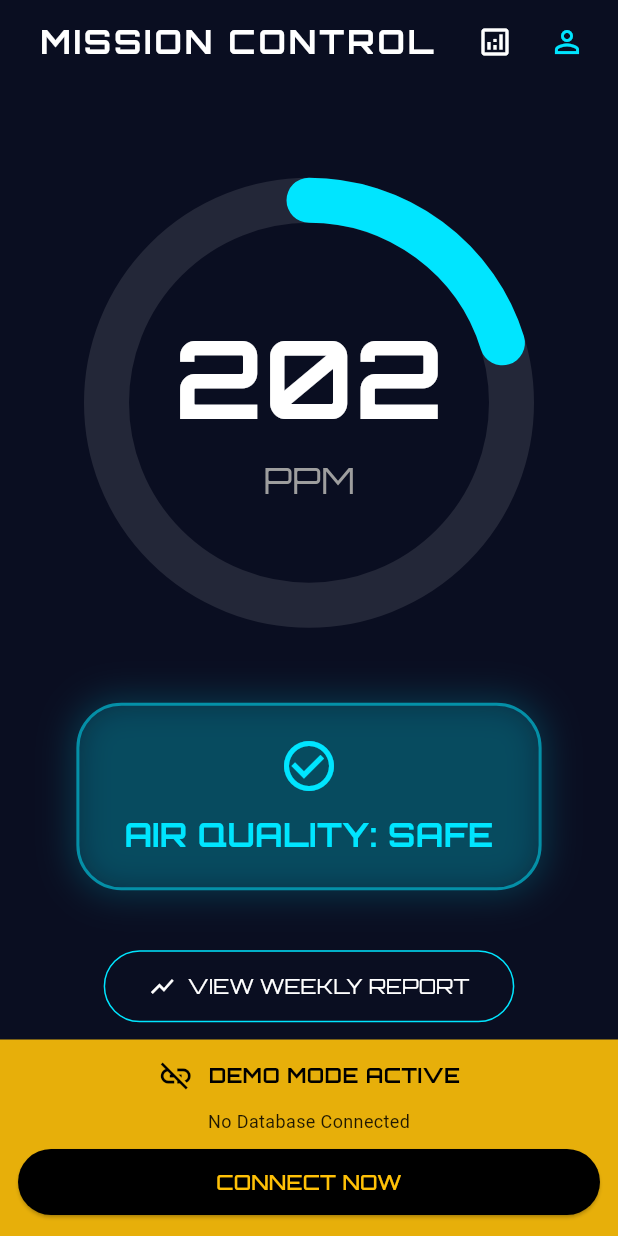
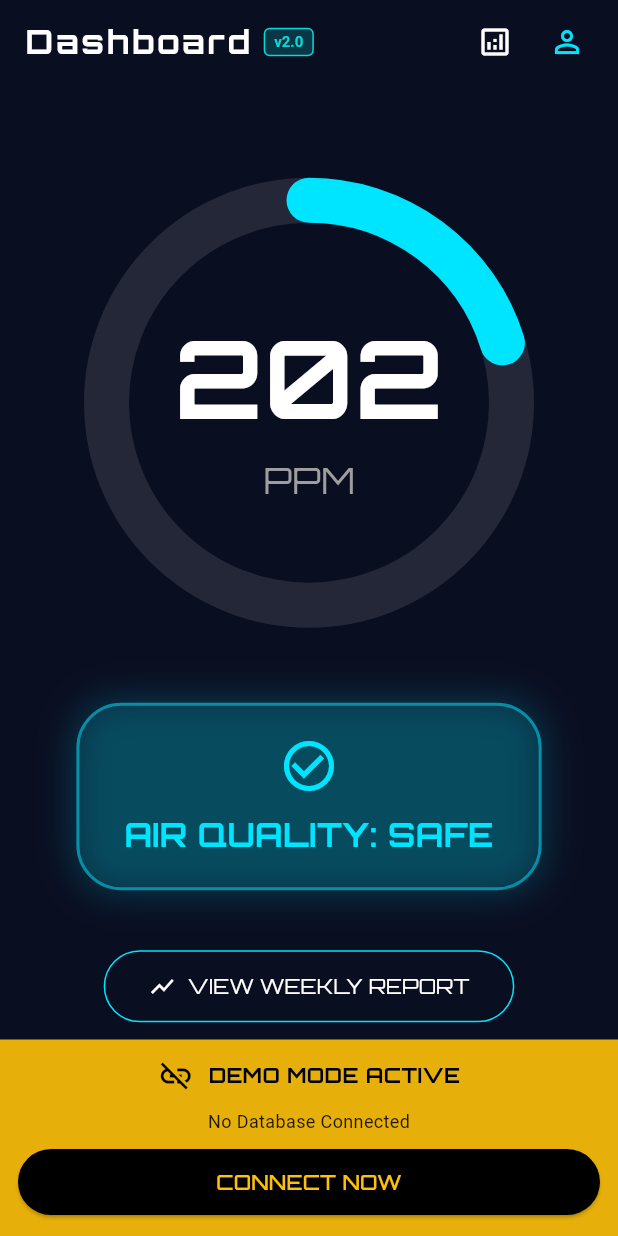
Before and after one commit to Pratik4875/gas-guard-command-center, a Flutter app: the screen it shows after launch, on a phone screen of 412 x 824 dp. Run offline on Flutter 3.47's test engine with Material 3 defaults, Android fonts, the phone set to English and light mode, and no system bars; drawn by our look-alikes of percent_indicator; our stand-ins replace firebase_core, firebase_database, fl_chart, flutter_local_notifications, google_fonts, shared_preferences; missing offline and left inert: universal_html; accounts and stored records are empty.

Commit message:
feat: Sync Threshold to 600 & Add v2.0 Tag 🚀

```diff
--- a/lib/screens/dashboard_screen.dart
+++ b/lib/screens/dashboard_screen.dart
@@ -80,8 +80,8 @@ class _DashboardScreenState extends State<DashboardScreen> {
   }
 
   void _checkAlert() {
-    // 1. If gas is HIGH (>300)
-    if (gasLevel > 300) {
+    // 1. If gas is HIGH (>600)
+    if (gasLevel > 600) {
       // Show Notification (System) - throttling to avoid spamming every second
       // We rely on the periodic check or existing state to not spam too hard,
       // but for now let's just show it if we haven't shown the dialog recently.
@@ -93,8 +93,8 @@ class _DashboardScreenState extends State<DashboardScreen> {
         );
       }
     }
-    // 2. If gas is LOW (<300) but dialog is still open -> Dismiss it
-    else if (gasLevel <= 300 && _isDialogVisible) {
+    // 2. If gas is LOW (<600) but dialog is still open -> Dismiss it
+    else if (gasLevel <= 600 && _isDialogVisible) {
       Navigator.of(context).pop(); // Close the dialog
       _isDialogVisible = false;
     }
@@ -156,7 +156,7 @@ class _DashboardScreenState extends State<DashboardScreen> {
     Color statusColor = const Color(0xFF00E5FF); // Cyan
     Color bgColor = Colors.transparent;
 
-    if (gasLevel > 300) {
+    if (gasLevel > 600) { // Changed from 300 to 600
       statusText = "⚠ WARNING: GAS DETECTED!";
       statusColor = const Color(0xFFFF2E63); // Neon Red
       bgColor = statusColor.withOpacity(0.1); // Red tint background
@@ -165,9 +165,20 @@ class _DashboardScreenState extends State<DashboardScreen> {
     return Scaffold(
       backgroundColor: const Color(0xFF0A0E21),
       appBar: AppBar(
-        title: Text(
-          "MISSION CONTROL",
-          style: GoogleFonts.orbitron(fontWeight: FontWeight.bold, letterSpacing: 2),
+        title: Row(
+          children: [
+            Text("Dashboard", style: GoogleFonts.orbitron(fontWeight: FontWeight.bold, letterSpacing: 2)),
+            const SizedBox(width: 8),
+            Container(
+              padding: const EdgeInsets.symmetric(horizontal: 6, vertical: 2),
+              decoration: BoxDecoration(
+                color: const Color(0xFF08D9D6).withOpacity(0.2),
+                borderRadius: BorderRadius.circular(4),
+                border: Border.all(color: const Color(0xFF08D9D6), width: 1),
+              ),
+              child: Text("v2.0", style: GoogleFonts.roboto(fontSize: 10, color: const Color(0xFF08D9D6), fontWeight: FontWeight.bold)),
+            ),
+          ],
         ),
         centerTitle: true,
         backgroundColor: Colors.transparent,
@@ -258,7 +269,7 @@ class _DashboardScreenState extends State<DashboardScreen> {
                     child: Column(
                       children: [
                         Icon(
-                           gasLevel > 300 ? Icons.warning_amber_rounded : Icons.check_circle_outline,
+                           gasLevel > 600 ? Icons.warning_amber_rounded : Icons.check_circle_outline, // Changed from 300 to 600
                            color: statusColor,
                            size: 40,
                         ),
```
Also changed, not shown: 4 other files.
